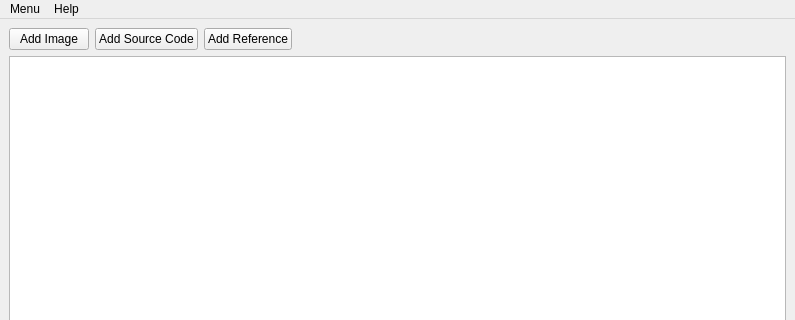
Before: the Qt Designer form mainwindow.ui in sakusi4/MDWriter, drawn with Qt 5; both pictures show x 0 to 795 and y 0 to 320 of the 795 by 890 pixel window.
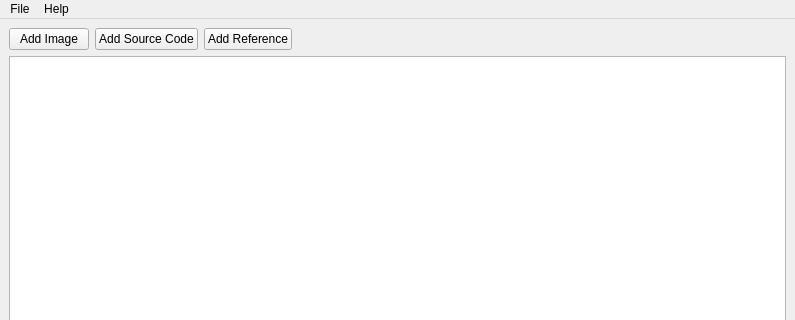
After: the same form once the commit is applied.

What changed in the file:
```diff
--- a/mainwindow.ui
+++ b/mainwindow.ui
@@ -98,7 +98,7 @@
    </property>
    <widget class="QMenu" name="menuMenu">
     <property name="title">
-     <string>Menu</string>
+     <string>File</string>
     </property>
     <addaction name="menu_new"/>
     <addaction name="menu_open"/>
```
Left out of the diff: 6 changed lines with no effect on the pictures.
